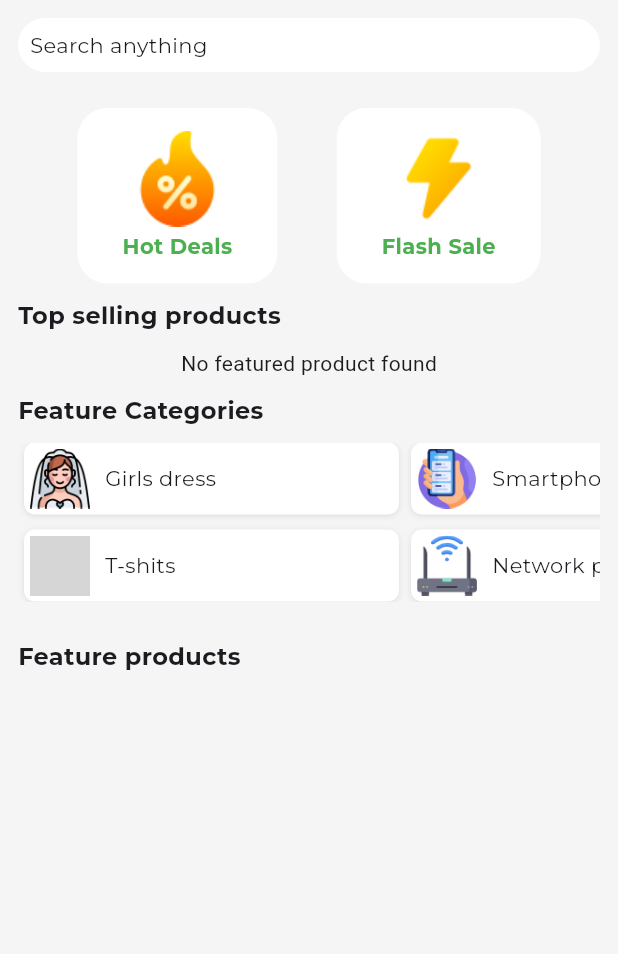
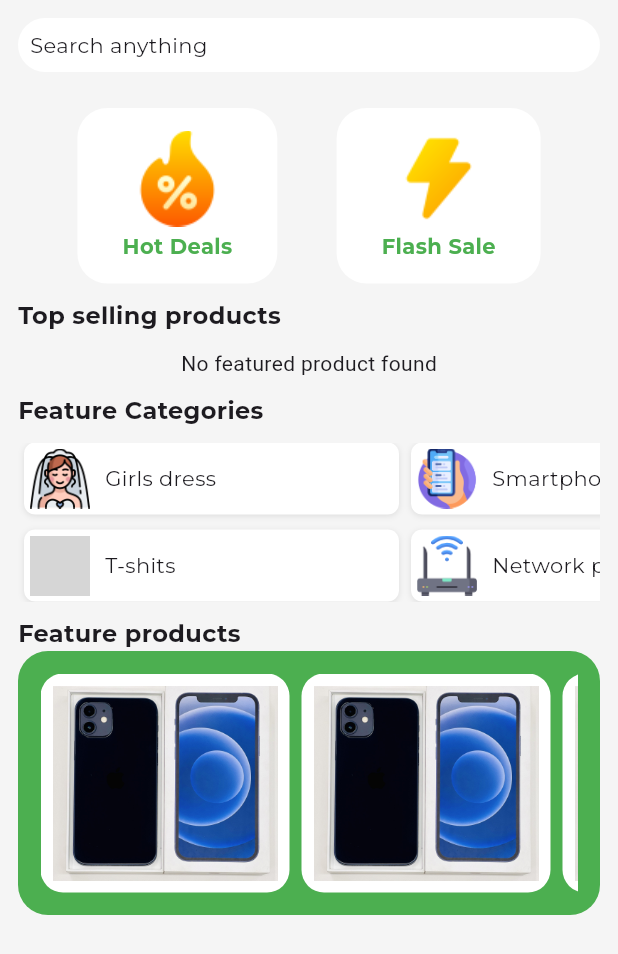
Before and after one commit to AbirHasanShuvo/seed_hub, a Flutter app: the HomeScreen screen opened directly, on a phone screen of 412 x 824 dp. Shown: the top 954 px of the screen. Run offline on Flutter 3.47's test engine with Material 3 defaults, Android fonts, the phone set to English and light mode, and no system bars; our stand-ins replace cloud_firestore, firebase_auth, firebase_core, get, google_fonts, google_sign_in and 3 more; accounts and stored records are empty; grey boxes are pictures that could not be loaded.

Commit message:
home screen updating

```diff
--- a/lib/const/images.dart
+++ b/lib/const/images.dart
@@ -30,7 +30,7 @@ const gadgetsIcon = "assets/icons/gadgets.png";
 
 //for top selling products
 const bridalTop = "assets/images/bridal.jpg";
-const iPhoneTop = "assets/images/iPhone 12.jpg";
+const iPhoneTop = "assets/images/iphone.jpg";
 const jerseyTop = "assets/images/jersey.jpeg";
 const lehengaTop = "assets/images/lehenga.jpg";
 const routerTop = "assets/images/tp.jpeg";
--- a/lib/views/home_screen/home_screen.dart
+++ b/lib/views/home_screen/home_screen.dart
@@ -1,6 +1,7 @@
 import 'package:cloud_firestore/cloud_firestore.dart';
 import 'package:flutter/material.dart';
 import 'package:get/get.dart';
+import 'package:seed_hub/const/images.dart';
 import 'package:seed_hub/services/firestore_services.dart';
 import 'package:seed_hub/views/category_screen/category_details.dart';
 
@@ -34,7 +35,6 @@ class HomeScreen extends StatelessWidget {
                       fontFamily: mainFont),
                 ),
                 10.heightBox,
-
                 14.heightBox,
                 Row(
                   mainAxisAlignment: MainAxisAlignment.spaceEvenly,
@@ -91,8 +91,8 @@ class HomeScreen extends StatelessWidget {
                             gridDelegate:
                                 const SliverGridDelegateWithFixedCrossAxisCount(
                                     crossAxisCount: 2,
-                                    mainAxisSpacing: 4,
-                                    crossAxisSpacing: 4,
+                                    mainAxisSpacing: 10,
+                                    crossAxisSpacing: 10,
                                     mainAxisExtent: 220),
                             itemCount: featureData.length,
                             itemBuilder: (BuildContext context, int index) {
@@ -110,12 +110,15 @@ class HomeScreen extends StatelessWidget {
                                       fit: BoxFit.cover,
                                     ),
                                     3.heightBox,
-                                    makeText(
-                                        text: featureData[index]['p_name'],
-                                        size: 14.0,
-                                        fontFamily: mainFont,
-                                        fontweight: FontWeight.bold,
-                                        color: Colors.green),
+                                    Text(
+                                      featureData[index]['p_name'],
+                                      style: TextStyle(
+                                          fontSize: 14.0,
+                                          fontWeight: FontWeight.bold,
+                                          fontFamily: mainFont,
+                                          color: Colors.green,
+                                          overflow: TextOverflow.ellipsis),
+                                    ),
                                     2.heightBox,
                                     makeText(
                                         text: featureData[index]['p_price'],
@@ -125,54 +128,16 @@ class HomeScreen extends StatelessWidget {
                                         color: Colors.red)
                                   ],
                                 ),
-                              ).onTap(() {
-                                Get.to(()=> CategoryDetails(data: featureData[index]));
-                              }).box.make();
+                              )
+                                  .onTap(() {
+                                    Get.to(() => CategoryDetails(
+                                        data: featureData[index]));
+                                  })
+                                  .box
+                                  .make();
                             });
                       }
                     }),
-                // GridView.builder(
-                //     shrinkWrap: true,
-                //     physics: const NeverScrollableScrollPhysics(),
-                //     gridDelegate:
-                //         const SliverGridDelegateWithFixedCrossAxisCount(
-                //             crossAxisCount: 2,
-                //             mainAxisSpacing: 4,
-                //             crossAxisSpacing: 4,
-                //             mainAxisExtent: 220),
-                //     itemCount: 6,
-                //     itemBuilder: (BuildContext context, int index) {
-                //       return Container(
-                //         decoration: BoxDecoration(
-                //             color: Colors.white,
-                //             borderRadius: BorderRadius.circular(5)),
-                //         child: Column(
-                //           mainAxisAlignment: MainAxisAlignment.center,
-                //           children: [
-                //             Image.asset(
-                //               topSelling[index],
-                //               width: 150,
-                //               height: 130,
-                //               fit: BoxFit.cover,
-                //             ),
-                //             3.heightBox,
-                //             makeText(
-                //                 text: topSellingName[index],
-                //                 size: 14.0,
-                //                 fontFamily: mainFont,
-                //                 fontweight: FontWeight.bold,
-                //                 color: Colors.green),
-                //             2.heightBox,
-                //             makeText(
-                //                 text: topSellingPrice[index],
-                //                 size: 16.0,
-                //                 fontFamily: mainFont,
-                //                 fontweight: FontWeight.bold,
-                //                 color: Colors.red)
-                //           ],
-                //         ),
-                //       );
-                //     }),
                 10.heightBox,
                 Align(
                   alignment: Alignment.topLeft,
@@ -202,7 +167,6 @@ class HomeScreen extends StatelessWidget {
                             )).toList(),
                   ),
                 ),
-                15.heightBox,
                 10.heightBox,
                 Column(children: [
                   Align(
@@ -213,6 +177,34 @@ class HomeScreen extends StatelessWidget {
                         fontFamily: mainFont,
                         fontweight: FontWeight.bold),
                   ),
+                  Container(
+                      padding: const EdgeInsets.all(15),
+                      decoration: BoxDecoration(
+                          borderRadius: BorderRadius.circular(20),
+                          color: Colors.green),
+                      child: SingleChildScrollView(
+                          scrollDirection: Axis.horizontal,
+                          child: Row(
+                              children: List.generate(
+                                  6,
+                                  (index) => Container(
+                                    padding: const EdgeInsets.all(8),
+                                        decoration: BoxDecoration(
+                                          color: whiteColor,
+                                            borderRadius:
+                                                BorderRadius.circular(15)),
+                                        child: Column(
+                                          children: [
+                                            Image.asset(
+                                              iPhoneTop,
+                                              width: 150,
+                                              height: 130,
+                                              fit: BoxFit.cover,
+                                            ),
+                                          ],
+                                        ),
+                                      ).box.padding(const EdgeInsets.only(right: 8)).make()
+                              ))))
                 ]),
               ],
             ),
```
Also changed, not shown: assets/images/iphone.jpg (renamed from assets/images/iPhone 12.jpg), lib/generated/assets.dart.
